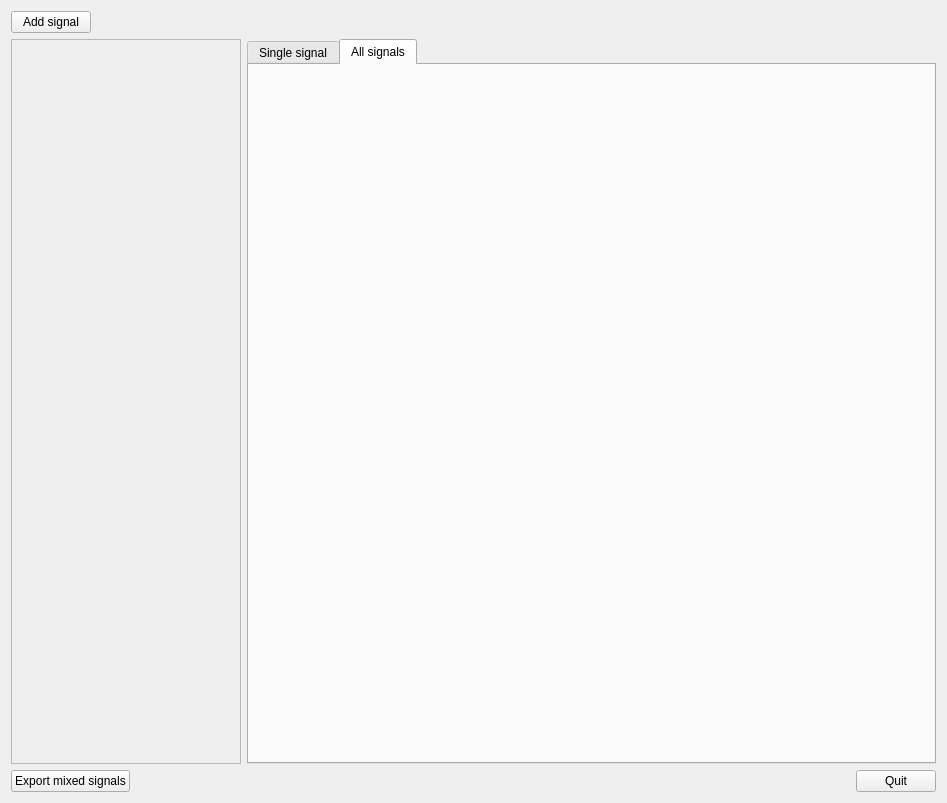
First picture: the form in forms/mainform.ui, repository echmet/SignalMixer, before the edit.
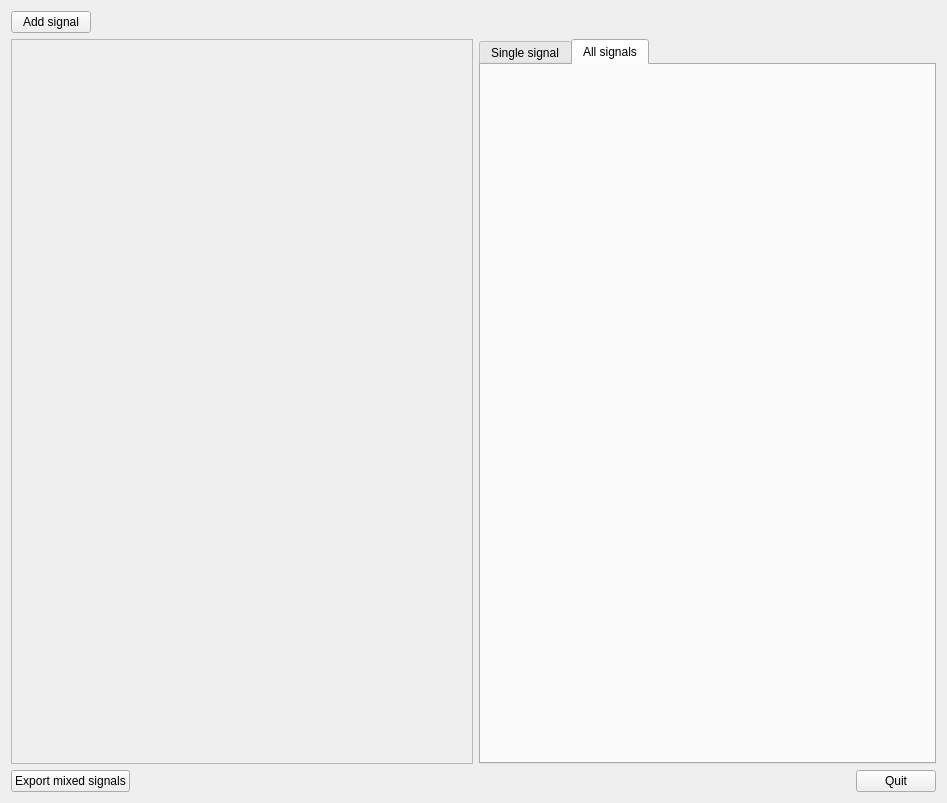
Second picture: the form after the edit. The open tabs and pages were chosen to show the change.

Commit message: Force reasonable minimum width of AddedSignals panel

The edit to the form file:
```diff
--- a/forms/mainform.ui
+++ b/forms/mainform.ui
@@ -43,8 +43,8 @@
      <item>
       <widget class="QScrollArea" name="qscrArea_addedSignals">
        <property name="sizePolicy">
-        <sizepolicy hsizetype="MinimumExpanding" vsizetype="Expanding">
-         <horstretch>1</horstretch>
+        <sizepolicy hsizetype="Minimum" vsizetype="Preferred">
+         <horstretch>0</horstretch>
          <verstretch>0</verstretch>
         </sizepolicy>
        </property>
@@ -55,14 +55,14 @@
         <enum>QAbstractScrollArea::AdjustToContents</enum>
        </property>
        <property name="widgetResizable">
-        <bool>true</bool>
+        <bool>false</bool>
        </property>
        <widget class="QWidget" name="scrollAreaWidgetContents">
         <property name="geometry">
          <rect>
           <x>0</x>
           <y>0</y>
-          <width>228</width>
+          <width>460</width>
           <height>703</height>
          </rect>
         </property>
@@ -73,7 +73,7 @@
       <widget class="QTabWidget" name="qtabw_signalsViews">
        <property name="sizePolicy">
         <sizepolicy hsizetype="Preferred" vsizetype="Expanding">
-         <horstretch>3</horstretch>
+         <horstretch>0</horstretch>
          <verstretch>0</verstretch>
         </sizepolicy>
        </property>
```
Left out of the diff: 2 changed lines with no effect on the pictures. The commit also changes 6 other files.
